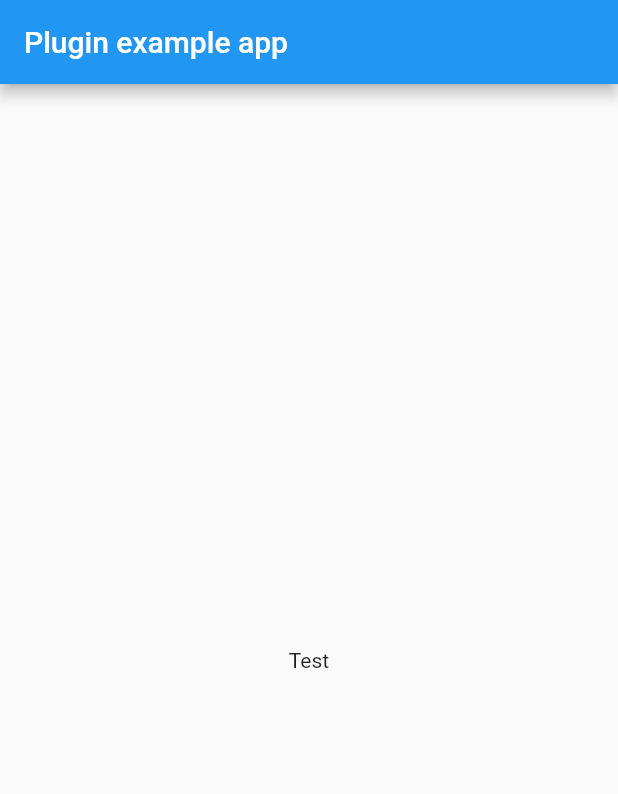
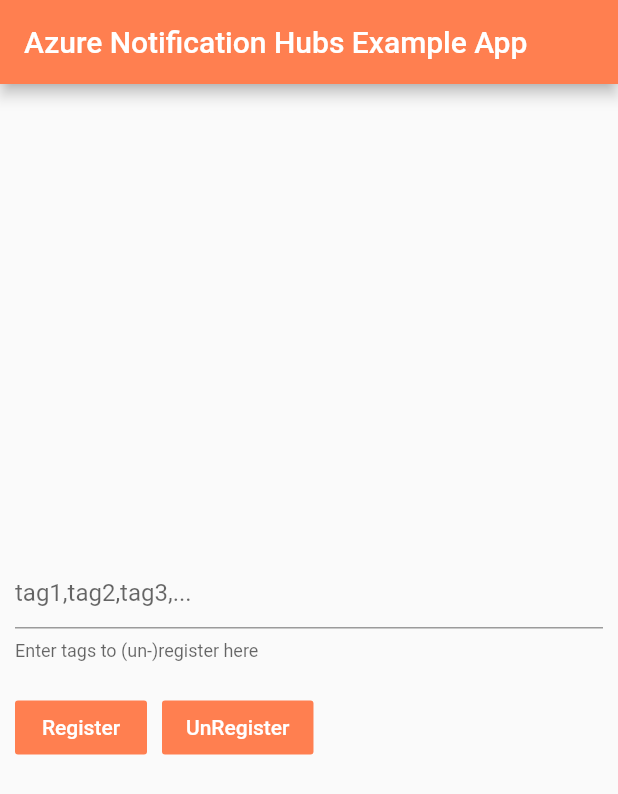
Before and after one commit to Sally-Assistant/azure_notification_hubs, a Flutter app: the screen it shows after launch, on a phone screen of 412 x 824 dp. Shown: the top 794 px of the screen. Run offline on Flutter 3.47's test engine with Material 2 defaults, Android fonts, the phone set to English and light mode, and no system bars.

Commit message:
Added example

```diff
--- a/example/lib/main.dart
+++ b/example/lib/main.dart
@@ -1,6 +1,4 @@
 import 'package:flutter/material.dart';
-import 'dart:async';
-
 import 'package:flutter/services.dart';
 import 'package:azure_notification_hubs/azure_notification_hubs.dart';
 
@@ -11,34 +9,99 @@ class MyApp extends StatefulWidget {
   _MyAppState createState() => _MyAppState();
 }
 
+// TODO: Fill in your Azure Notification Hub information
+const String NHInfoConnectionString = "TODO";
+const String NHInfoHubName = "TODO";
+
+const Color ORANGE = Color.fromARGB(255, 255, 127, 80);
+const Color WHITE = Color.fromARGB(255, 255, 255, 255);
+
 class _MyAppState extends State<MyApp> {
+  AzureNotificationHubs azure;
+  TextEditingController tagController = new TextEditingController();
+
   @override
   void initState() {
     super.initState();
-    initPlatformState();
+    azure = new AzureNotificationHubs();
   }
 
-  // Platform messages are asynchronous, so we initialize in an async method.
-  Future<void> initPlatformState() async {
-    // Platform messages may fail, so we use a try/catch PlatformException.
+  void init() {
     try {
-      AzureNotificationHubs azure = new AzureNotificationHubs();
+      azure.init(NHInfoConnectionString, NHInfoHubName, tagController.text);
+    } on PlatformException {}
+  }
 
-      azure.getPlatformVersion();
+  void onPressRegister() {
+    if (tagController.text == "") {
+      print("Tags must not be empty!");
+      return;
+    }
+    print("Registering for tags: ${tagController.text}");
+    init();
+    try {
+      azure.register();
+    } on PlatformException {}
+  }
+
+  void onPressUnRegister() {
+    if (tagController.text == "") {
+      print("Tags must not be empty!");
+      return;
+    }
+    print("UnRegistering for tags: ${tagController.text}");
+    init();
+    try {
+      azure.unregister();
     } on PlatformException {}
   }
 
   @override
   Widget build(BuildContext context) {
     return MaterialApp(
+      debugShowCheckedModeBanner: false,
+      debugShowMaterialGrid: false,
       home: Scaffold(
-        appBar: AppBar(
-          title: const Text('Plugin example app'),
-        ),
-        body: Center(
-          child: Text('Test'),
-        ),
-      ),
+          appBar: AppBar(
+            backgroundColor: ORANGE,
+            title: const Text('Azure Notification Hubs Example App'),
+          ),
+          body: Container(
+            padding: EdgeInsets.symmetric(horizontal: 10),
+            child: Column(
+              mainAxisAlignment: MainAxisAlignment.center,
+              children: <Widget>[
+                TextField(
+                  controller: tagController,
+                  decoration: InputDecoration(
+                      helperText: "Enter tags to (un-)register here",
+                      hintText: "tag1,tag2,tag3,...",
+                      focusedBorder: UnderlineInputBorder(
+                          borderSide: BorderSide(color: ORANGE))),
+                ),
+                SizedBox(
+                  height: 20,
+                ),
+                Row(
+                  children: <Widget>[
+                    FlatButton(
+                        onPressed: onPressRegister,
+                        color: ORANGE,
+                        textColor: WHITE,
+                        child: Text("Register")),
+                    SizedBox(
+                      width: 10,
+                    ),
+                    FlatButton(
+                        onPressed: onPressRegister,
+                        color: ORANGE,
+                        textColor: WHITE,
+                        child: Text("UnRegister"))
+                  ],
+                )
+              ],
+            ),
+          )),
     );
   }
 }
--- a/lib/azure_notification_hubs.dart
+++ b/lib/azure_notification_hubs.dart
@@ -25,12 +25,6 @@ class AzureNotificationHubs {
   //
   // Public Functions
   //
-  Future getPlatformVersion() async {
-    print("AzureNotificationHubs: getPlatformVersion called");
-    var result = await _channel.invokeMethod('getPlatformVersion');
-    print(result);
-  }
-
   Future init(
       String infoConnectionString, String infoHubName, String tags) async {
     print("AzureNotificationHubs: init called");
```
Also changed, not shown: 5 other files.
